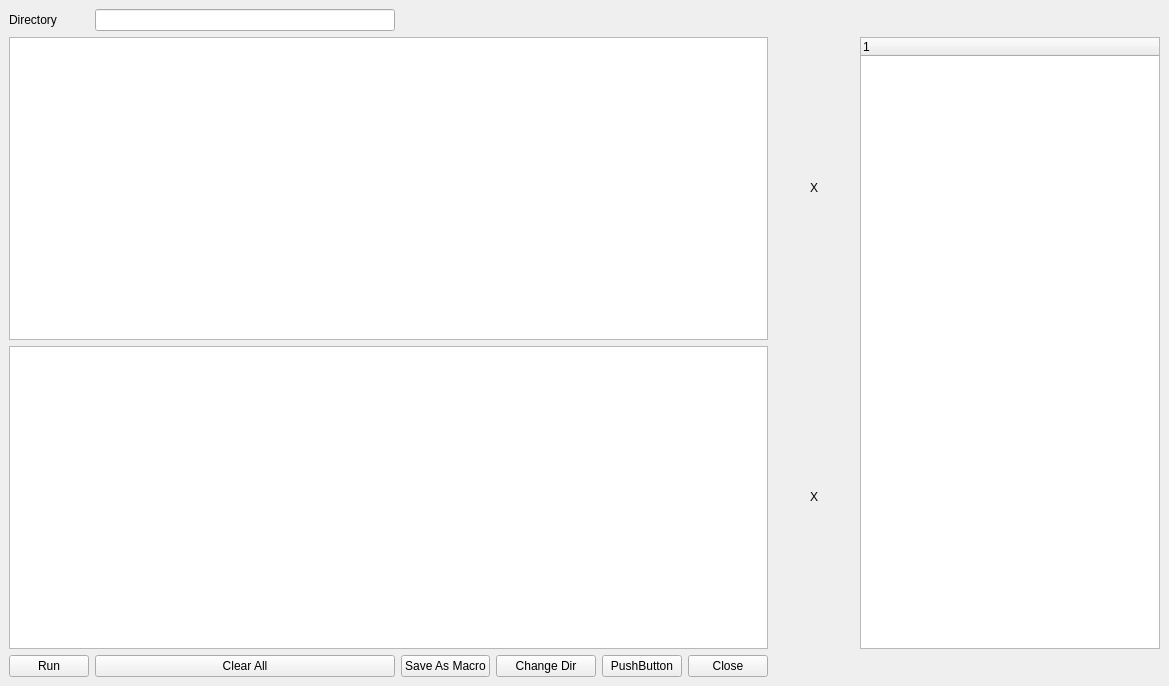
Old version of the form xpaxs/spec/ui/ui_console.ui in the repository praxes/praxes.
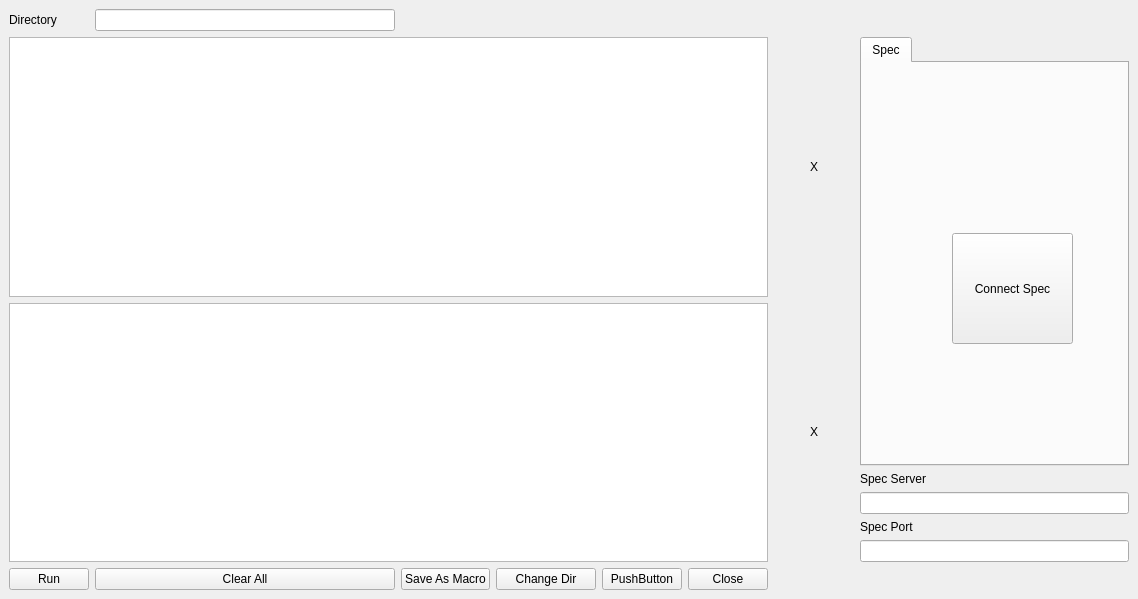
New version of the form.

Commit message: Updates to Console to allow for editing Spec Config Files and integrate with reorganization

The edit to the form file:
```diff
--- a/xpaxs/spec/ui/ui_console.ui
+++ b/xpaxs/spec/ui/ui_console.ui
@@ -5,8 +5,8 @@
    <rect>
     <x>0</x>
     <y>0</y>
-    <width>972</width>
-    <height>686</height>
+    <width>1138</width>
+    <height>599</height>
    </rect>
   </property>
   <property name="windowTitle" >
@@ -33,21 +33,6 @@
       </property>
      </widget>
     </item>
-    <item rowspan="2" row="1" column="7" >
-     <widget class="QTreeWidget" name="treeWidget" >
-      <property name="minimumSize" >
-       <size>
-        <width>300</width>
-        <height>600</height>
-       </size>
-      </property>
-      <column>
-       <property name="text" >
-        <string>1</string>
-       </property>
-      </column>
-     </widget>
-    </item>
     <item row="2" column="0" colspan="6" >
      <widget class="QTextEdit" name="textEditKonsole" >
       <property name="cursor" stdset="0" >
@@ -145,6 +130,55 @@
       </property>
      </widget>
     </item>
+    <item rowspan="2" row="1" column="7" >
+     <layout class="QVBoxLayout" >
+      <item>
+       <widget class="QTabWidget" name="motorTab" >
+        <property name="currentIndex" >
+         <number>0</number>
+        </property>
+        <widget class="QWidget" name="specTab" >
+         <attribute name="title" >
+          <string>Spec</string>
+         </attribute>
+         <widget class="QPushButton" name="specConnectButton" >
+          <property name="geometry" >
+           <rect>
+            <x>90</x>
+            <y>170</y>
+            <width>121</width>
+            <height>111</height>
+           </rect>
+          </property>
+          <property name="text" >
+           <string>Connect Spec</string>
+          </property>
+         </widget>
+        </widget>
+       </widget>
+      </item>
+      <item>
+       <widget class="QLabel" name="label_2" >
+        <property name="text" >
+         <string>Spec Server</string>
+        </property>
+       </widget>
+      </item>
+      <item>
+       <widget class="QLineEdit" name="specServerEdit" />
+      </item>
+      <item>
+       <widget class="QLabel" name="label_3" >
+        <property name="text" >
+         <string>Spec Port</string>
+        </property>
+       </widget>
+      </item>
+      <item>
+       <widget class="QLineEdit" name="specPortEdit" />
+      </item>
+     </layout>
+    </item>
    </layout>
   </widget>
  </widget>
```
The commit also changes 2 other files.
